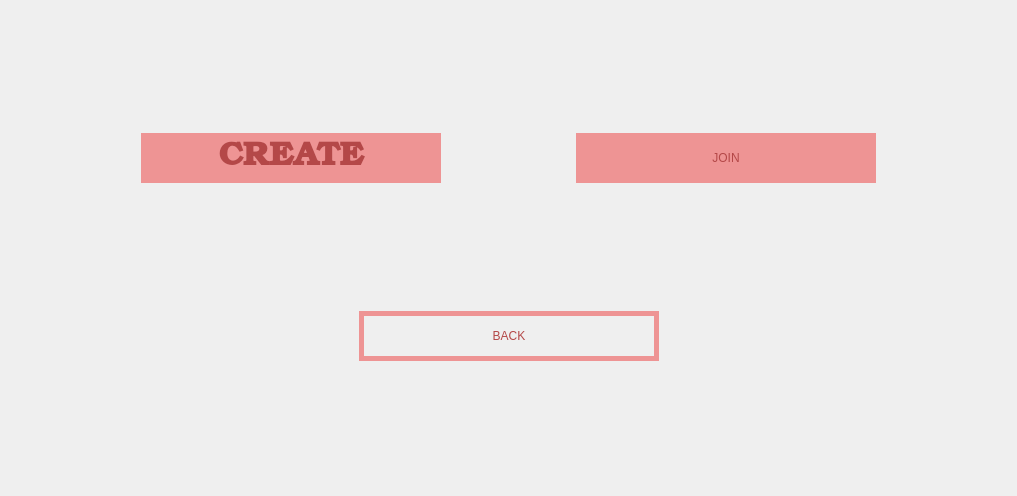
Divljo31/MATFWars, file MATFWars/warchoose.ui: the form before one commit.
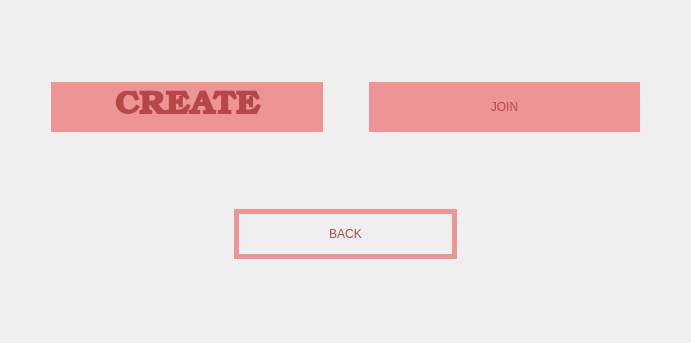
The form after the commit. Icons and pictures are not drawn.

```diff
--- a/MATFWars/warchoose.ui
+++ b/MATFWars/warchoose.ui
@@ -6,8 +6,8 @@
    <rect>
     <x>0</x>
     <y>0</y>
-    <width>1017</width>
-    <height>496</height>
+    <width>691</width>
+    <height>343</height>
    </rect>
   </property>
   <property name="maximumSize">
```
Left out of the diff: 2 changed lines with no effect on the pictures.
